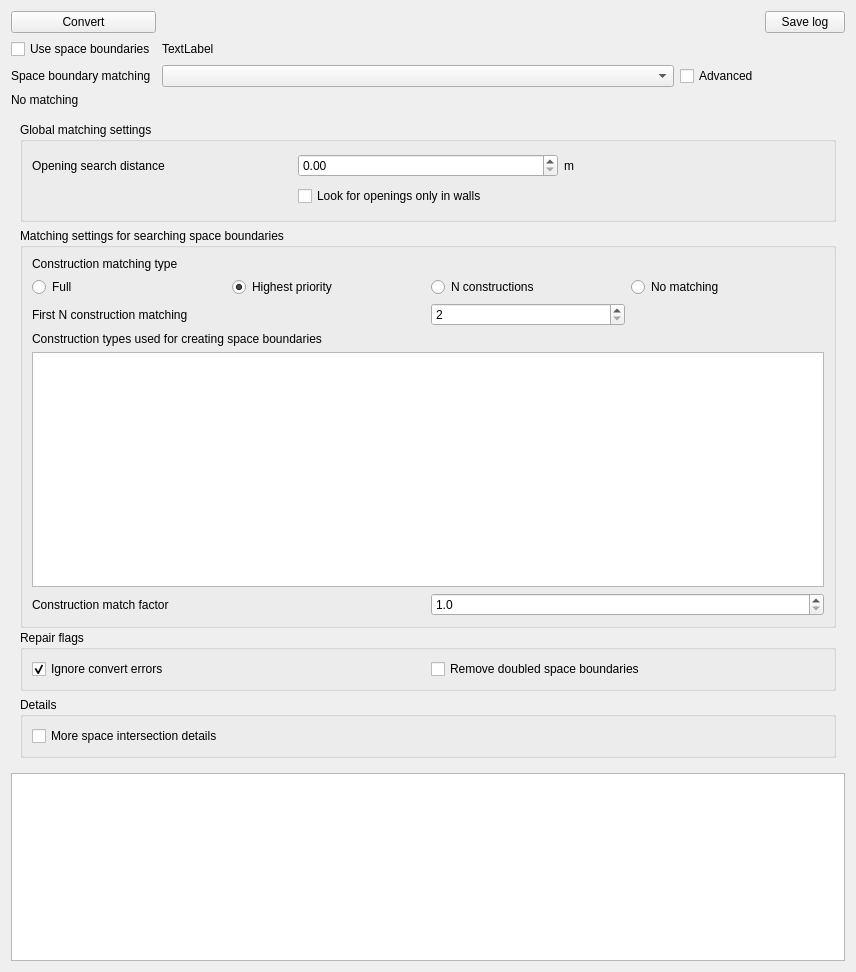
The window that externals/IFCImportPlugin/src/ImportWPConvert.ui (hirseboy/IFC-Import-Plugin) describes before a commit, drawn with Qt 5.
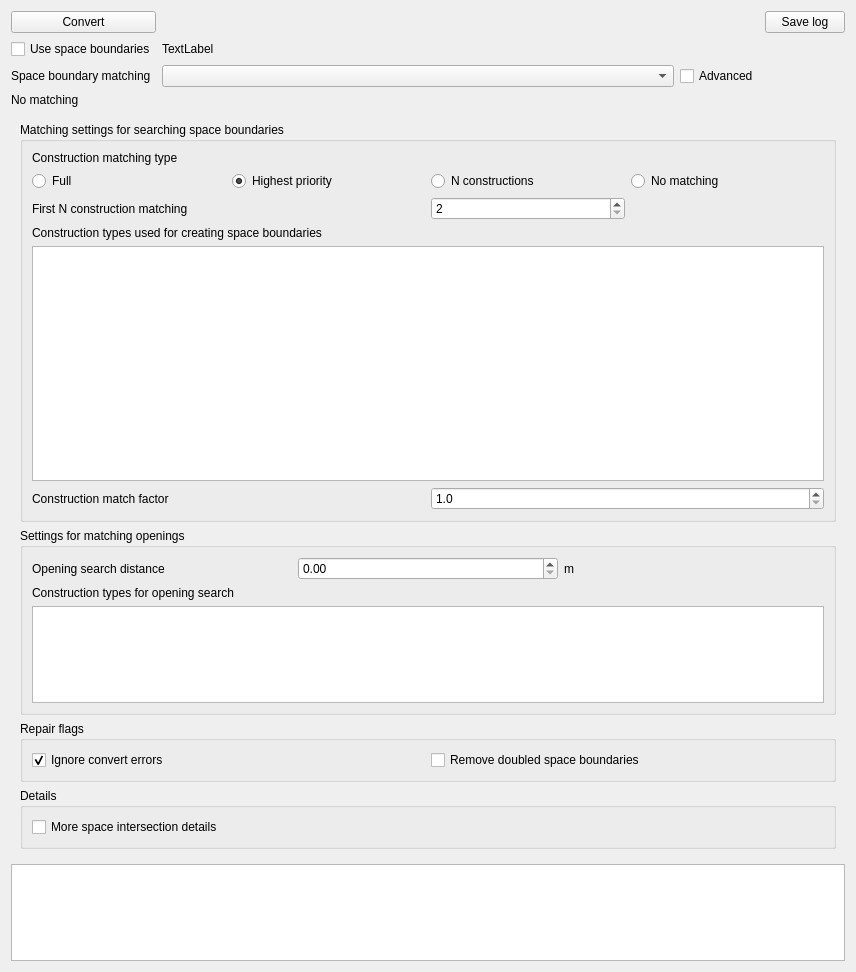
The same window after the commit.

Commit message: list for selecting opening search elements

```diff
--- a/externals/IFCImportPlugin/src/ImportWPConvert.ui
+++ b/externals/IFCImportPlugin/src/ImportWPConvert.ui
@@ -92,47 +92,72 @@
       </size>
      </property>
      <layout class="QGridLayout" name="gridLayout">
-      <item row="0" column="0">
-       <widget class="QGroupBox" name="groupBoxGlobalMatching">
+      <item row="3" column="0">
+       <widget class="QGroupBox" name="groupBoxRepaiFlags">
+        <property name="sizePolicy">
+         <sizepolicy hsizetype="MinimumExpanding" vsizetype="Preferred">
+          <horstretch>0</horstretch>
+          <verstretch>0</verstretch>
+         </sizepolicy>
+        </property>
+        <property name="title">
+         <string>Repair flags</string>
+        </property>
+        <layout class="QGridLayout" name="gridLayout_2">
+         <item row="0" column="1">
+          <widget class="QCheckBox" name="checkBoxRemoveDoubleSBs">
+           <property name="text">
+            <string>Remove doubled space boundaries</string>
+           </property>
+          </widget>
+         </item>
+         <item row="0" column="0">
+          <widget class="QCheckBox" name="checkBoxIgnorErrors">
+           <property name="toolTip">
+            <string>If checked all errors will be ignored and the finish button will be enabled</string>
+           </property>
+           <property name="text">
+            <string>Ignore convert errors</string>
+           </property>
+           <property name="checked">
+            <bool>true</bool>
+           </property>
+          </widget>
+         </item>
+        </layout>
+       </widget>
+      </item>
+      <item row="4" column="0">
+       <widget class="QGroupBox" name="groupBox_2">
         <property name="sizePolicy">
          <sizepolicy hsizetype="Preferred" vsizetype="MinimumExpanding">
           <horstretch>0</horstretch>
           <verstretch>0</verstretch>
          </sizepolicy>
         </property>
-        <property name="minimumSize">
-         <size>
-          <width>0</width>
-          <height>100</height>
-         </size>
-        </property>
         <property name="title">
-         <string>Global matching settings</string>
+         <string>Details</string>
         </property>
-        <layout class="QGridLayout" name="gridLayout_5">
-         <item row="0" column="1">
-          <widget class="QDoubleSpinBox" name="doubleSpinBoxMatchOpeningDistance"/>
-         </item>
+        <layout class="QGridLayout" name="gridLayout_3">
          <item row="0" column="0">
-          <widget class="QLabel" name="label_5">
+          <widget class="QCheckBox" name="checkBoxSpaceIntersectionDetails">
            <property name="text">
-            <string>Opening search distance</string>
+            <string>More space intersection details</string>
            </property>
           </widget>
          </item>
-         <item row="0" column="2">
-          <widget class="QLabel" name="label_6">
-           <property name="text">
-            <string>m</string>
+         <item row="0" column="1">
+          <spacer name="horizontalSpacer_2">
+           <property name="orientation">
+            <enum>Qt::Horizontal</enum>
            </property>
-          </widget>
-         </item>
-         <item row="1" column="1">
-          <widget class="QCheckBox" name="checkBoxMatchOpeningsInWalls">
-           <property name="text">
-            <string>Look for openings only in walls</string>
+           <property name="sizeHint" stdset="0">
+            <size>
+             <width>389</width>
+             <height>20</height>
+            </size>
            </property>
-          </widget>
+          </spacer>
          </item>
         </layout>
        </widget>
@@ -245,71 +270,49 @@
        </widget>
       </item>
       <item row="2" column="0">
-       <widget class="QGroupBox" name="groupBoxRepaiFlags">
-        <property name="sizePolicy">
-         <sizepolicy hsizetype="MinimumExpanding" vsizetype="Preferred">
-          <horstretch>0</horstretch>
-          <verstretch>0</verstretch>
-         </sizepolicy>
-        </property>
-        <property name="title">
-         <string>Repair flags</string>
-        </property>
-        <layout class="QGridLayout" name="gridLayout_2">
-         <item row="0" column="1">
-          <widget class="QCheckBox" name="checkBoxRemoveDoubleSBs">
-           <property name="text">
-            <string>Remove doubled space boundaries</string>
-           </property>
-          </widget>
-         </item>
-         <item row="0" column="0">
-          <widget class="QCheckBox" name="checkBoxIgnorErrors">
-           <property name="toolTip">
-            <string>If checked all errors will be ignored and the finish button will be enabled</string>
-           </property>
-           <property name="text">
-            <string>Ignore convert errors</string>
-           </property>
-           <property name="checked">
-            <bool>true</bool>
-           </property>
-          </widget>
-         </item>
-        </layout>
-       </widget>
-      </item>
-      <item row="3" column="0">
-       <widget class="QGroupBox" name="groupBox_2">
+       <widget class="QGroupBox" name="groupBoxGlobalMatching">
         <property name="sizePolicy">
          <sizepolicy hsizetype="Preferred" vsizetype="MinimumExpanding">
           <horstretch>0</horstretch>
           <verstretch>0</verstretch>
          </sizepolicy>
         </property>
+        <property name="minimumSize">
+         <size>
+          <width>0</width>
+          <height>100</height>
+         </size>
+        </property>
         <property name="title">
-         <string>Details</string>
+         <string>Settings for matching openings</string>
         </property>
-        <layout class="QGridLayout" name="gridLayout_3">
+        <layout class="QGridLayout" name="gridLayout_5">
+         <item row="2" column="0" colspan="3">
+          <widget class="QListWidget" name="listWidgetOpeningSearchElements"/>
+         </item>
          <item row="0" column="0">
-          <widget class="QCheckBox" name="checkBoxSpaceIntersectionDetails">
+          <widget class="QLabel" name="label_5">
            <property name="text">
-            <string>More space intersection details</string>
+            <string>Opening search distance</string>
+           </property>
+          </widget>
+         </item>
+         <item row="0" column="2">
+          <widget class="QLabel" name="label_6">
+           <property name="text">
+            <string>m</string>
            </property>
           </widget>
          </item>
          <item row="0" column="1">
-          <spacer name="horizontalSpacer_2">
-           <property name="orientation">
-            <enum>Qt::Horizontal</enum>
+          <widget class="QDoubleSpinBox" name="doubleSpinBoxMatchOpeningDistance"/>
+         </item>
+         <item row="1" column="0">
+          <widget class="QLabel" name="label_8">
+           <property name="text">
+            <string>Construction types for opening search</string>
            </property>
-           <property name="sizeHint" stdset="0">
-            <size>
-             <width>389</width>
-             <height>20</height>
-            </size>
-           </property>
-          </spacer>
+          </widget>
          </item>
         </layout>
        </widget>
```
The commit also changes 2 other files.
